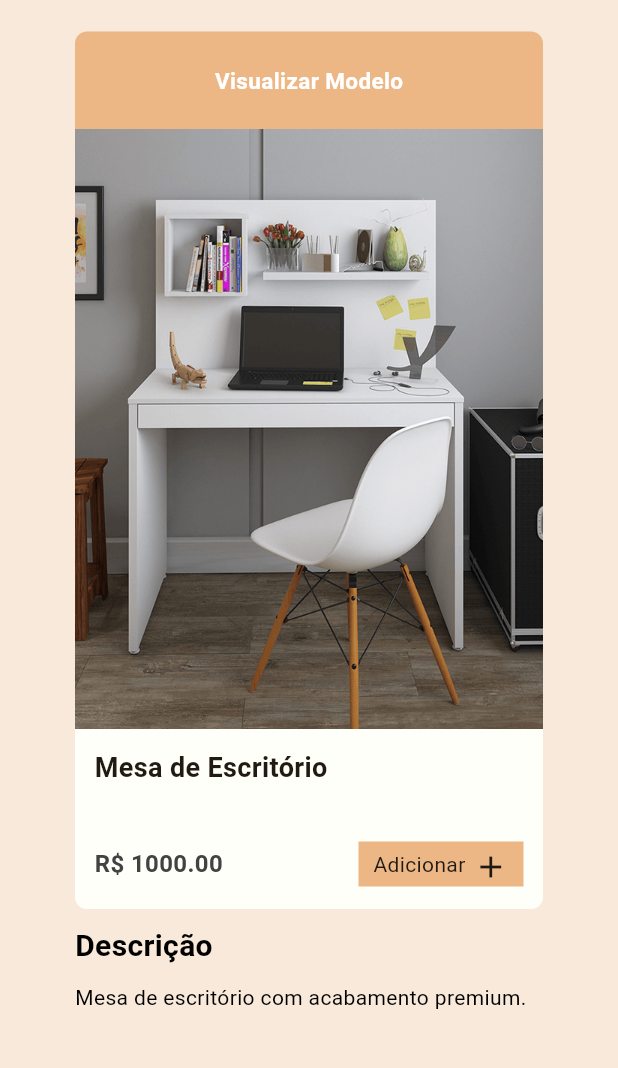
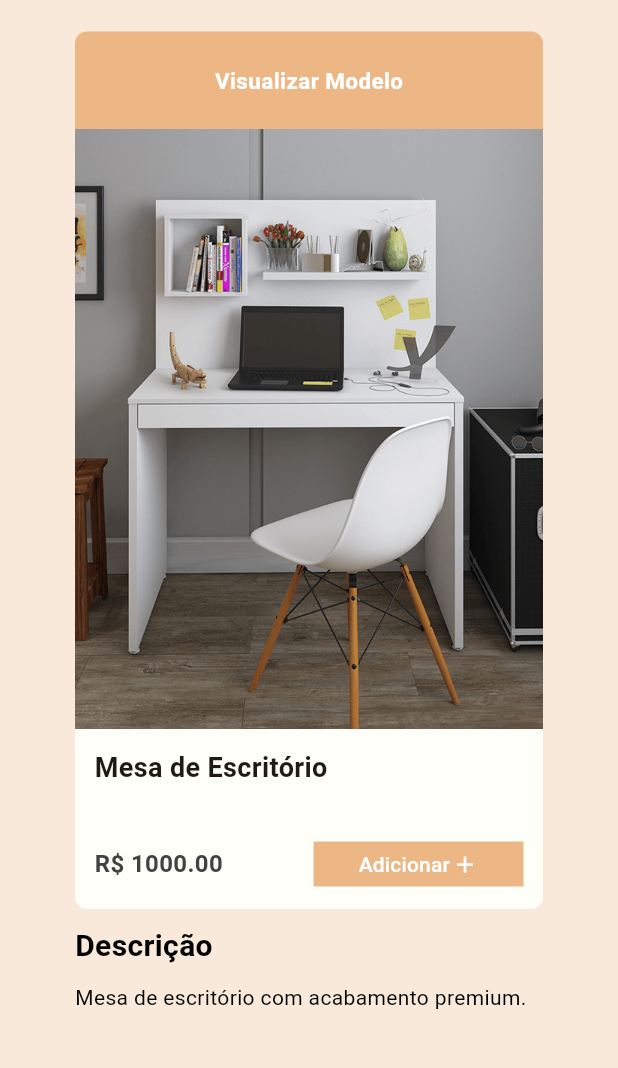
Before and after one commit to Trabalho-Unifeso/Mobile-AR, a Flutter app: the screen it shows after launch, after a tap on the "add shopping cart" icon, on a phone screen of 412 x 824 dp, the part 75-1143 px from its top. Run offline on Flutter 3.47's test engine with Material 3 defaults, Android fonts, the light colour scheme and no system bars; our stand-ins replace flutter_svg.

Commit message:
Adicionadas funções da página de carrinho
Lista do carrinho criada em product_data.dart, esta sendo importada em cart_page.dart. Agora tem um botão em product_page.dart que adiciona o produto à lista de produtos do carrinho.

```diff
--- a/lib/data/product_data.dart
+++ b/lib/data/product_data.dart
@@ -1,5 +1,6 @@
 import '../models/product.dart';
 
+final List<Product> cartProducts = [];
 final List<Product> products = [
   Product(
     name: 'Mesa de Escritório',
--- a/lib/pages/product_page.dart
+++ b/lib/pages/product_page.dart
@@ -1,4 +1,5 @@
 import 'package:flutter/material.dart';
+import 'package:mobile_ar/data/product_data.dart';
 import '../widgets/custom_app_bar.dart';
 import '../widgets/custom_drawer.dart';
 import '../widgets/scaffold_base.dart';
@@ -108,15 +109,19 @@ class ProductPage extends StatelessWidget {
                                 child: Padding(
                                   padding: const EdgeInsets.all(5.0),
                                   child: SizedBox(
-                                    width: 100,
+                                    width: 130,
                                     height: 20,
-                                    child: Center(
-                                      child: Row(
+                                    child: ClipRRect(
+                                      child: FilledButton(onPressed: () {
+                                        cartProducts.add(product);
+                                      }, style: ButtonStyle(backgroundColor: WidgetStateProperty.all(Color(0xFFECB785))),
+                                          child: Row(
                                         mainAxisAlignment: MainAxisAlignment.spaceEvenly,
                                         children: [
                                           Text('Adicionar'),
                                           Icon(Icons.add),
-                                        ],
+                                          ],
+                                        )
                                       ),
                                     ),
                                   ),
```
Also changed, not shown: lib/pages/cart_page.dart (+17 -5 lines).
